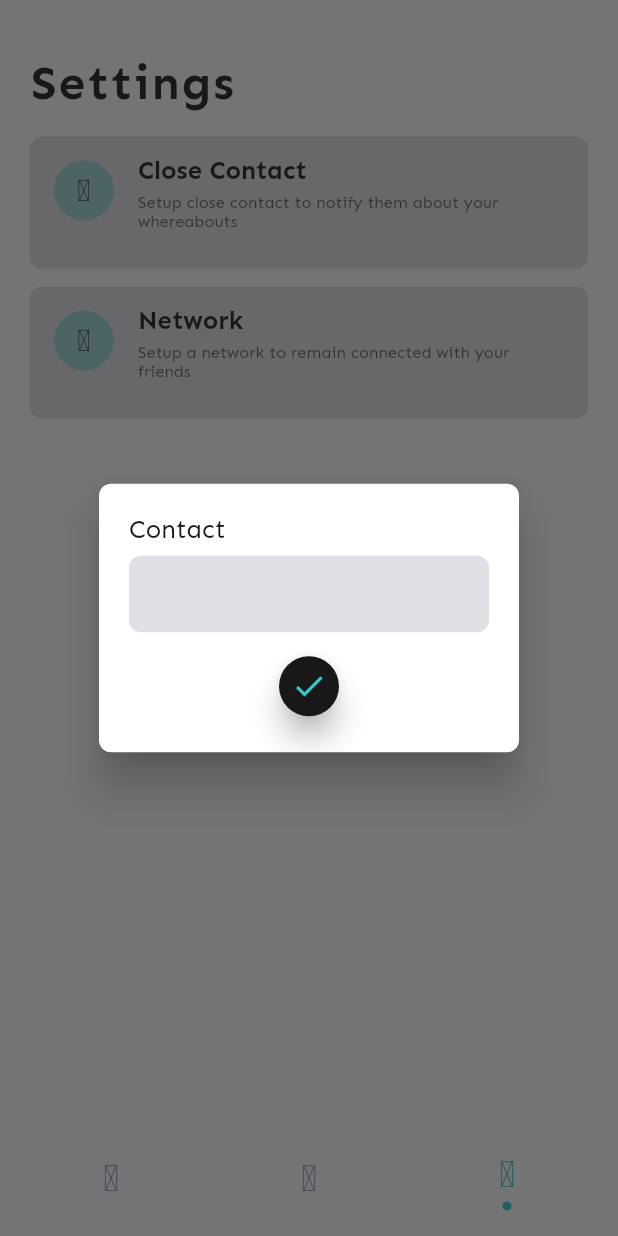
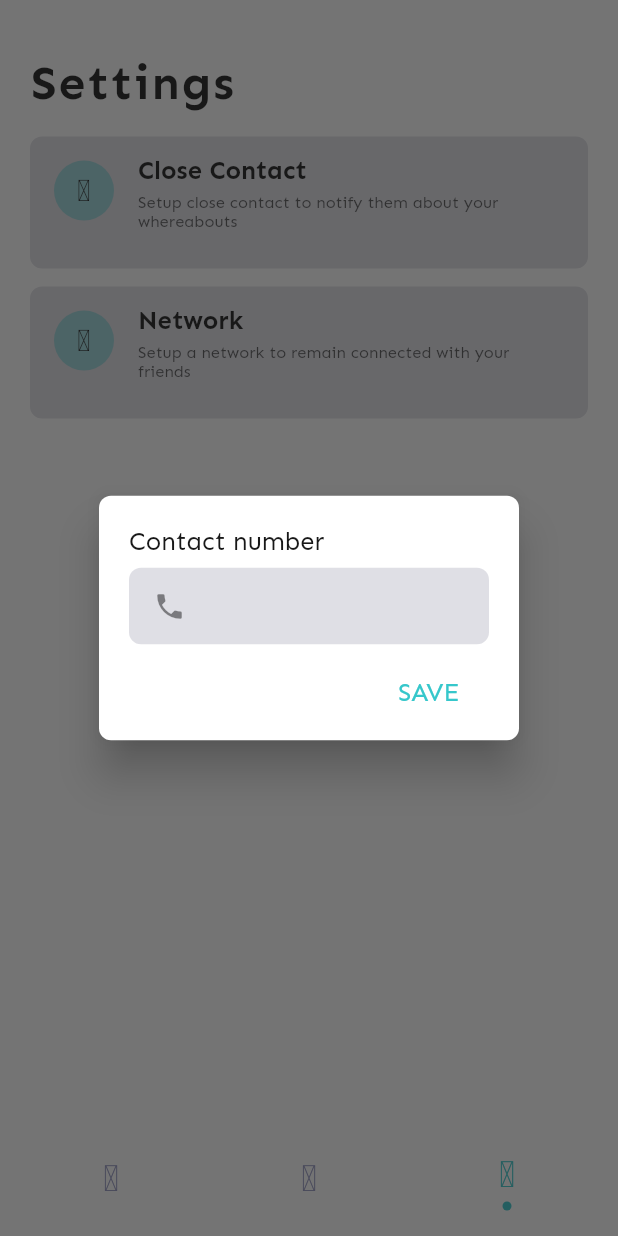
Before and after one commit to AdarshaBista/Sahayatri, a Flutter app: the screen it shows after launch, item 3 of the bottom bar chosen, after a tap on "Close Contact", on a phone screen of 412 x 824 dp. Run offline on Flutter 3.47's test engine with Material 2 defaults, Android fonts, the light colour scheme and no system bars; our stand-ins replace auto_size_text, bloc, community_material_icon, device_preview, dio, equatable and 14 more; missing offline and left inert: animator, loading_indicator_view, maps_toolkit; accounts and stored records are empty; generated files the repository leaves out were written again.

Commit message:
Contact form ui improvements

```diff
--- a/lib/ui/pages/settings_page/widgets/contact_form.dart
+++ b/lib/ui/pages/settings_page/widgets/contact_form.dart
@@ -18,50 +18,42 @@ class _ContactFormState extends State<ContactForm> {
 
   @override
   Widget build(BuildContext context) {
-    return BlocBuilder<PrefsBloc, PrefsState>(
-      builder: (context, state) {
     return AlertDialog(
       elevation: 12.0,
       clipBehavior: Clip.antiAlias,
-          titlePadding: const EdgeInsets.all(20.0),
+      titlePadding: const EdgeInsets.only(left: 20.0, right: 20.0, top: 20.0),
       backgroundColor: AppColors.background,
-          title: Column(
-            mainAxisSize: MainAxisSize.min,
-            children: [
-              _buildTextField((state as PrefsLoaded).prefs.contact),
-              const SizedBox(height: 12.0),
-              _buildSubmitButton(context),
-            ],
-          ),
-        );
-      },
+      title: _buildTextField(),
+      actions: [_buildSubmitButton(context)],
     );
   }
 
-  Widget _buildTextField(String intialValue) {
+  Widget _buildTextField() {
+    return BlocBuilder<PrefsBloc, PrefsState>(builder: (context, state) {
       return CustomTextField(
-      label: 'Contact',
+        label: 'Contact number',
+        icon: Icons.phone,
+        iconGap: 16.0,
         onChanged: (value) => contact = value,
-      initialValue: intialValue,
+        initialValue: (state as PrefsLoaded).prefs.contact,
         keyboardType: const TextInputType.numberWithOptions(),
       );
+    });
   }
 
   Widget _buildSubmitButton(BuildContext context) {
-    return FloatingActionButton(
-      mini: true,
-      backgroundColor: AppColors.dark,
-      child: const Icon(
-        Icons.check,
-        size: 24.0,
-        color: AppColors.primary,
+    return Padding(
+      padding: const EdgeInsets.only(right: 8.0),
+      child: FlatButton(
+        child: Text(
+          'SAVE',
+          style: AppTextStyles.medium.primary,
         ),
         onPressed: () {
-        context.bloc<PrefsBloc>().add(
-              ContactSaved(contact: contact),
-            );
+          context.bloc<PrefsBloc>().add(ContactSaved(contact: contact));
           Navigator.of(context).pop();
         },
+      ),
     );
   }
 }
--- a/lib/ui/shared/widgets/custom_text_field.dart
+++ b/lib/ui/shared/widgets/custom_text_field.dart
@@ -5,6 +5,7 @@ import 'package:sahayatri/ui/styles/styles.dart';
 class CustomTextField extends StatelessWidget {
   final String label;
   final IconData icon;
+  final double iconGap;
   final String initialValue;
   final TextStyle labelStyle;
   final TextInputType keyboardType;
@@ -15,6 +16,7 @@ class CustomTextField extends StatelessWidget {
     @required this.onChanged,
     @required this.initialValue,
     this.icon,
+    this.iconGap = 32.0,
     this.labelStyle,
     this.keyboardType = TextInputType.text,
   })  : assert(label != null),
@@ -39,7 +41,7 @@ class CustomTextField extends StatelessWidget {
           decoration: icon != null
               ? InputDecoration(
                   prefixIcon: Padding(
-                    padding: const EdgeInsets.only(left: 16.0, right: 32.0),
+                    padding: EdgeInsets.only(left: 16.0, right: iconGap),
                     child: Icon(
                       icon,
                       size: 22.0,
```
Lines whose indentation alone changed are shown as unchanged.
